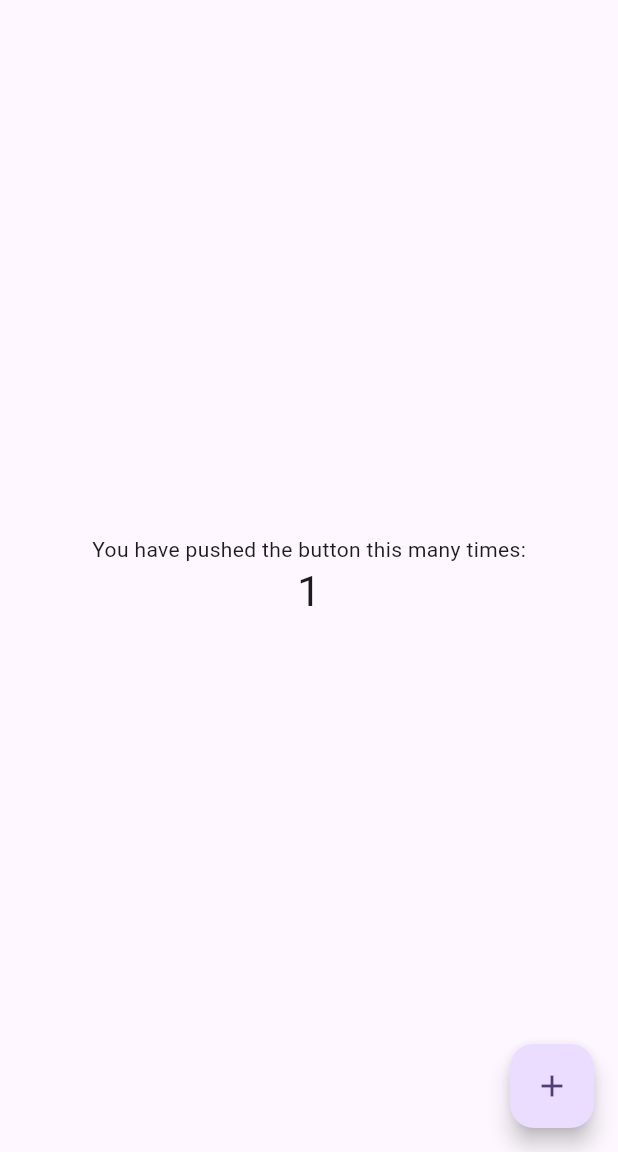
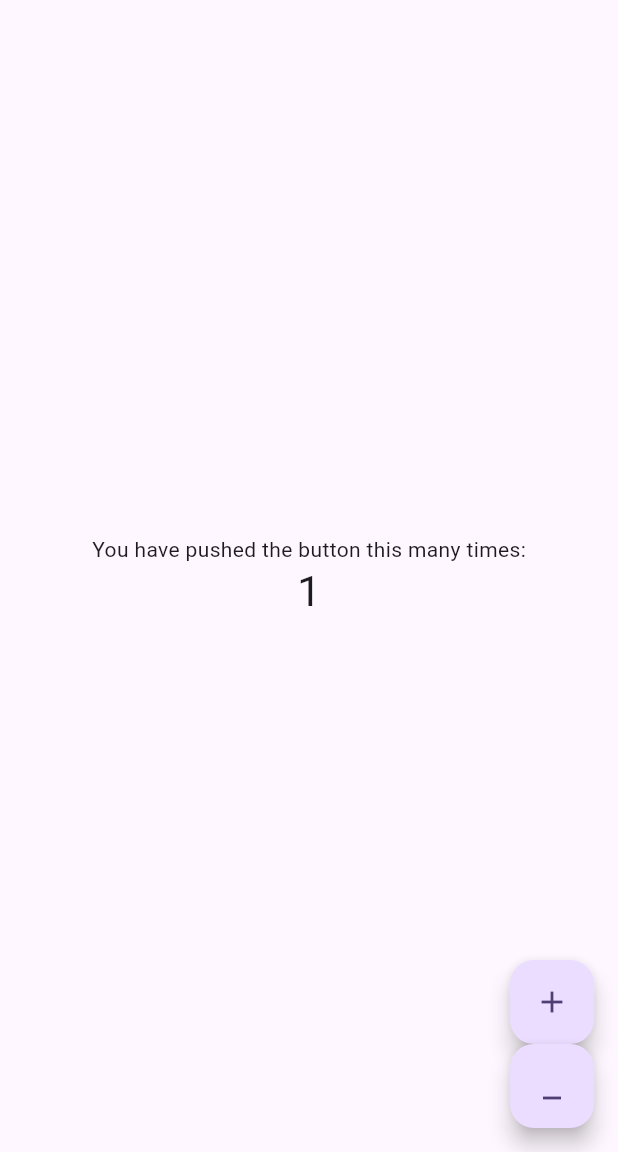
Before and after one commit to DRucci-88/BLOC-Learning-Rivaan, a Flutter app: the screen it shows after launch, after a tap on the "add" icon, on a phone screen of 412 x 824 dp, the part 84-1236 px from its top. Run offline on Flutter 3.47's test engine with Material 3 defaults, Android fonts, the phone set to English and light mode, and no system bars; our stand-ins replace flutter_bloc.

Commit message:
01 Counter BLOC

```diff
--- /dev/null
+++ b/01-counter/lib/cubit/counter_cubit.dart
@@ -0,0 +1,13 @@
+import 'package:flutter_bloc/flutter_bloc.dart';
+
+class CounterCubit extends Cubit<int> {
+  CounterCubit() : super(0);
+
+  void increment() {
+    emit(state + 1);
+  }
+
+  void decerement() {
+    emit(state - 1);
+  }
+}
--- a/01-counter/lib/my_home_page.dart
+++ b/01-counter/lib/my_home_page.dart
@@ -1,4 +1,6 @@
+import 'package:counter/cubit/counter_cubit.dart';
 import 'package:flutter/material.dart';
+import 'package:flutter_bloc/flutter_bloc.dart';
 
 class MyHomePage extends StatefulWidget {
   const MyHomePage({super.key, required this.title});
@@ -10,13 +12,7 @@ class MyHomePage extends StatefulWidget {
 }
 
 class _MyHomePageState extends State<MyHomePage> {
-  int _counter = 0;
-
-  void _incrementCounter() {
-    setState(() {
-      _counter++;
-    });
-  }
+  final counterCubit = CounterCubit();
 
   @override
   Widget build(BuildContext context) {
@@ -32,17 +28,32 @@ class _MyHomePageState extends State<MyHomePage> {
             const Text(
               'You have pushed the button this many times:',
             ),
-            Text(
-              '$_counter',
-              style: Theme.of(context).textTheme.headlineMedium,
+            BlocBuilder<CounterCubit, int>(
+              bloc: counterCubit,
+              builder: (context, count) {
+                return Text(
+                  '$count',
+                  style: Theme.of(context).textTheme.headlineMedium,
+                );
+              },
             ),
           ],
         ),
       ),
-      floatingActionButton: FloatingActionButton(
-        onPressed: _incrementCounter,
-        tooltip: 'Increment',
-        child: const Icon(Icons.add),
+      floatingActionButton: Column(
+        mainAxisAlignment: MainAxisAlignment.end,
+        children: [
+          FloatingActionButton(
+            onPressed: () => counterCubit.increment(),
+            tooltip: 'Increment',
+            child: const Icon(Icons.add),
+          ),
+          FloatingActionButton(
+            onPressed: () => counterCubit.decerement(),
+            tooltip: 'Decrement',
+            child: const Icon(Icons.minimize),
+          ),
+        ],
       ),
     );
   }
```
